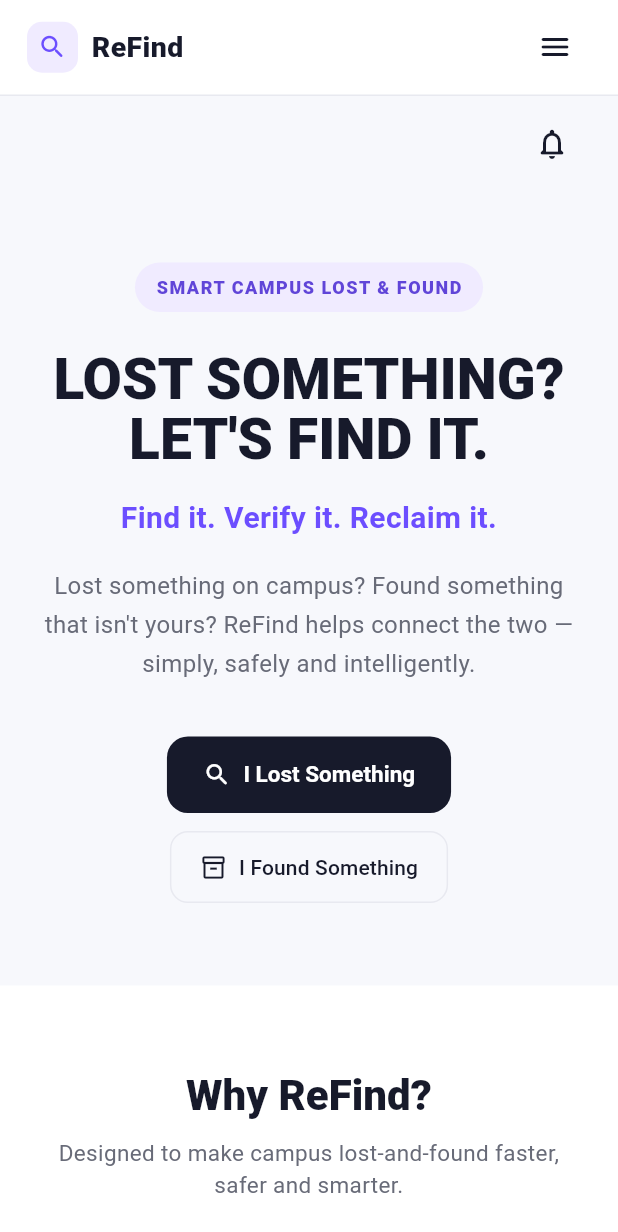
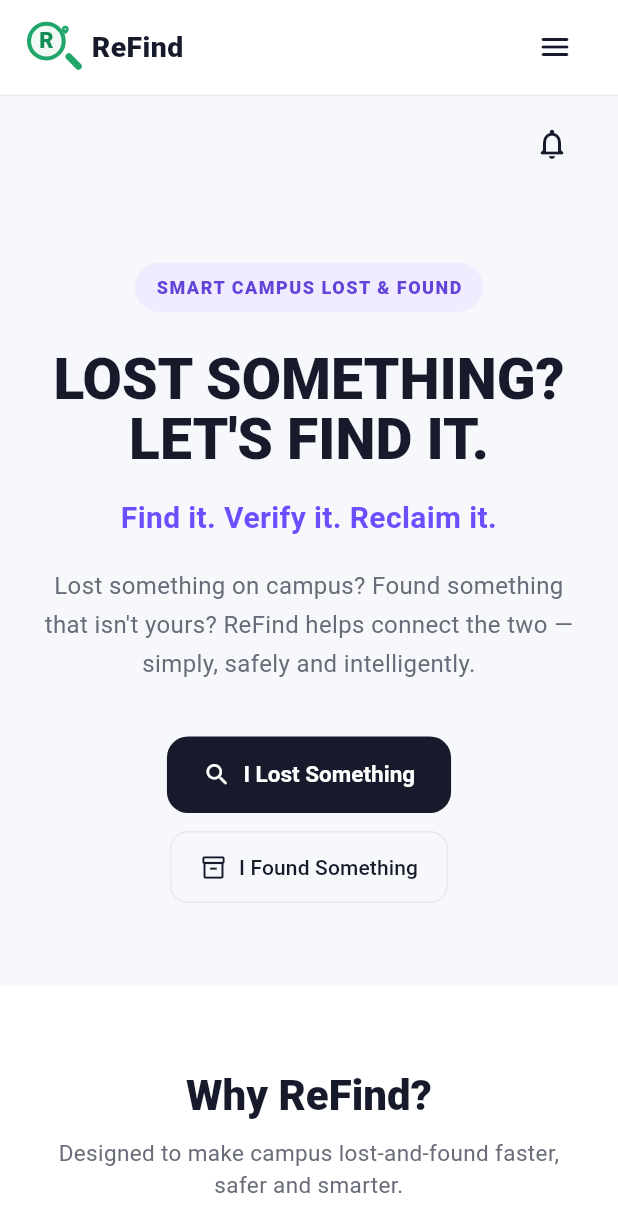
Before and after one commit to shafa279/ReFind, a Flutter app: the screen it shows after launch, on a phone screen of 412 x 824 dp. Shown: the top 1232 px of the screen. Run offline on Flutter 3.47's test engine with Material 3 defaults, Android fonts, the phone set to English and light mode, and no system bars; our stand-ins replace image_picker; accounts and stored records are empty.

Commit message:
Update ReFind frontend

```diff
--- a/frontend/lib/widgets/app_navigation.dart
+++ b/frontend/lib/widgets/app_navigation.dart
@@ -1,22 +1,14 @@
-
 import 'package:flutter/material.dart';
 
 class AppNavigation extends StatelessWidget {
   final String currentPage;
 
-  const AppNavigation({
-    super.key,
-    this.currentPage = 'Home',
-  });
+  const AppNavigation({super.key, this.currentPage = 'Home'});
 
   void _navigate(BuildContext context, String page) {
     switch (page) {
       case 'Home':
-        Navigator.pushNamedAndRemoveUntil(
-          context,
-          '/',
-          (route) => false,
-        );
+        Navigator.pushNamedAndRemoveUntil(context, '/', (route) => false);
         break;
 
       case 'Matches':
@@ -51,11 +43,7 @@ class AppNavigation extends StatelessWidget {
       padding: const EdgeInsets.symmetric(horizontal: 40),
       decoration: const BoxDecoration(
         color: Colors.white,
-        border: Border(
-          bottom: BorderSide(
-            color: Color(0xFFE8E9F0),
-          ),
-        ),
+        border: Border(bottom: BorderSide(color: Color(0xFFE8E9F0))),
       ),
       child: Row(
         children: [
@@ -63,19 +51,7 @@ class AppNavigation extends StatelessWidget {
             onTap: () => _navigate(context, 'Home'),
             child: Row(
               children: [
-                Container(
-                  width: 38,
-                  height: 38,
-                  decoration: BoxDecoration(
-                    color: const Color(0xFFF0EBFF),
-                    borderRadius: BorderRadius.circular(11),
-                  ),
-                  child: const Icon(
-                    Icons.search_rounded,
-                    color: Color(0xFF6C4EFF),
-                    size: 22,
-                  ),
-                ),
+                const ReFindLogo(size: 38),
                 const SizedBox(width: 10),
                 const Text(
                   'ReFind',
@@ -114,10 +90,7 @@ class AppNavigation extends StatelessWidget {
             style: ElevatedButton.styleFrom(
               backgroundColor: const Color(0xFF171A2B),
               foregroundColor: Colors.white,
-              padding: const EdgeInsets.symmetric(
-                horizontal: 20,
-                vertical: 12,
-              ),
+              padding: const EdgeInsets.symmetric(horizontal: 20, vertical: 12),
               shape: RoundedRectangleBorder(
                 borderRadius: BorderRadius.circular(12),
               ),
@@ -125,9 +98,7 @@ class AppNavigation extends StatelessWidget {
             ),
             child: const Text(
               'Login',
-              style: TextStyle(
-                fontWeight: FontWeight.w700,
-              ),
+              style: TextStyle(fontWeight: FontWeight.w700),
             ),
           ),
         ],
@@ -141,11 +112,7 @@ class AppNavigation extends StatelessWidget {
       padding: const EdgeInsets.symmetric(horizontal: 18),
       decoration: const BoxDecoration(
         color: Colors.white,
-        border: Border(
-          bottom: BorderSide(
-            color: Color(0xFFE8E9F0),
-          ),
-        ),
+        border: Border(bottom: BorderSide(color: Color(0xFFE8E9F0))),
       ),
       child: Row(
         children: [
@@ -153,19 +120,7 @@ class AppNavigation extends StatelessWidget {
             onTap: () => _navigate(context, 'Home'),
             child: Row(
               children: [
-                Container(
-                  width: 34,
-                  height: 34,
-                  decoration: BoxDecoration(
-                    color: const Color(0xFFF0EBFF),
-                    borderRadius: BorderRadius.circular(10),
-                  ),
-                  child: const Icon(
-                    Icons.search_rounded,
-                    color: Color(0xFF6C4EFF),
-                    size: 20,
-                  ),
-                ),
+                const ReFindLogo(size: 34),
                 const SizedBox(width: 9),
                 const Text(
                   'ReFind',
@@ -182,30 +137,15 @@ class AppNavigation extends StatelessWidget {
           const Spacer(),
 
           PopupMenuButton<String>(
-            icon: const Icon(
-              Icons.menu_rounded,
-              color: Color(0xFF171A2B),
-            ),
+            icon: const Icon(Icons.menu_rounded, color: Color(0xFF171A2B)),
             onSelected: (page) {
               _navigate(context, page);
             },
             itemBuilder: (context) => const [
-              PopupMenuItem(
-                value: 'Home',
-                child: Text('Home'),
-              ),
-              PopupMenuItem(
-                value: 'Matches',
-                child: Text('Matches'),
-              ),
-              PopupMenuItem(
-                value: 'My Reports',
-                child: Text('My Reports'),
-              ),
-              PopupMenuItem(
-                value: 'Login',
-                child: Text('Login'),
-              ),
+              PopupMenuItem(value: 'Home', child: Text('Home')),
+              PopupMenuItem(value: 'Matches', child: Text('Matches')),
+              PopupMenuItem(value: 'My Reports', child: Text('My Reports')),
+              PopupMenuItem(value: 'Login', child: Text('Login')),
             ],
           ),
         ],
@@ -235,21 +175,84 @@ class _NavItem extends StatelessWidget {
           foregroundColor: isSelected
               ? const Color(0xFF6C4EFF)
               : const Color(0xFF686B78),
-          padding: const EdgeInsets.symmetric(
-            horizontal: 14,
-            vertical: 10,
-          ),
+          padding: const EdgeInsets.symmetric(horizontal: 14, vertical: 10),
         ),
         child: Text(
           label,
           style: TextStyle(
             fontSize: 14,
-            fontWeight: isSelected
-                ? FontWeight.w800
-                : FontWeight.w600,
+            fontWeight: isSelected ? FontWeight.w800 : FontWeight.w600,
           ),
         ),
       ),
     );
   }
 }
+
+/// The ReFind mark: a magnifying glass containing the green R/location pin.
+/// It is vector-based so it remains sharp on every screen size.
+class ReFindLogo extends StatelessWidget {
+  final double size;
+
+  const ReFindLogo({super.key, this.size = 40});
+
+  @override
+  Widget build(BuildContext context) {
+    return SizedBox(
+      width: size,
+      height: size,
+      child: Stack(
+        clipBehavior: Clip.none,
+        children: [
+          Container(
+            width: size * .76,
+            height: size * .76,
+            decoration: BoxDecoration(
+              color: const Color(0xFFF0F9F4),
+              shape: BoxShape.circle,
+              border: Border.all(
+                color: const Color(0xFF20A66A),
+                width: size * .08,
+              ),
+            ),
+            child: Center(
+              child: Text(
+                'R',
+                style: TextStyle(
+                  color: const Color(0xFF138C55),
+                  fontSize: size * .43,
+                  fontWeight: FontWeight.w900,
+                  height: 1,
+                ),
+              ),
+            ),
+          ),
+          Positioned(
+            right: size * .02,
+            bottom: size * .02,
+            child: Transform.rotate(
+              angle: -.78,
+              child: Container(
+                width: size * .13,
+                height: size * .4,
+                decoration: BoxDecoration(
+                  color: const Color(0xFF20A66A),
+                  borderRadius: BorderRadius.circular(size),
+                ),
+              ),
+            ),
+          ),
+          Positioned(
+            right: size * .15,
+            top: size * .05,
+            child: Icon(
+              Icons.location_on_rounded,
+              color: const Color(0xFF20A66A),
+              size: size * .2,
+            ),
+          ),
+        ],
+      ),
+    );
+  }
+}
```
Also changed, not shown: frontend/lib/services/api_service.dart (+9 -20 lines).
